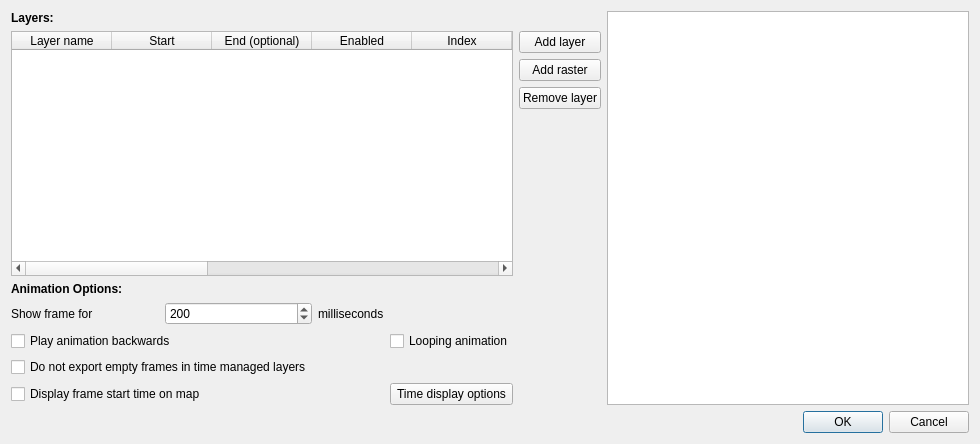
Above: options.ui from anitagraser/TimeManager before the change. Below: the same form after it.
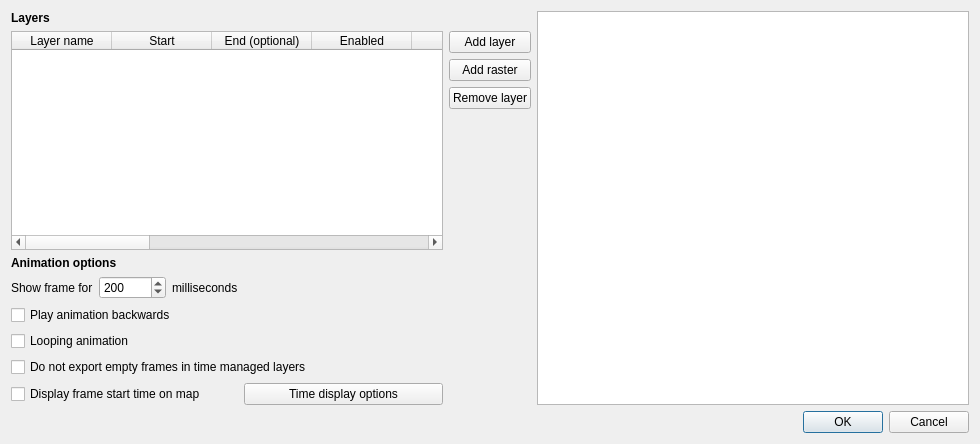
That is the form after the change.

Patch:
```diff
--- a/options.ui
+++ b/options.ui
@@ -130,7 +130,7 @@
         </font>
        </property>
        <property name="text">
-        <string>Layers:</string>
+        <string>Layers</string>
        </property>
       </widget>
      </item>
@@ -143,7 +143,7 @@
         </font>
        </property>
        <property name="text">
-        <string>Animation Options:</string>
+        <string>Animation options</string>
        </property>
       </widget>
      </item>
@@ -156,13 +156,6 @@
      </item>
      <item row="6" column="0">
       <layout class="QGridLayout" name="gridLayout_2">
-       <item row="0" column="0">
-        <widget class="QLabel" name="label_3">
-         <property name="text">
-          <string>Show frame for</string>
-         </property>
-        </widget>
-       </item>
        <item row="0" column="1">
         <widget class="QSpinBox" name="spinBoxFrameLength">
          <property name="minimum">
@@ -183,10 +176,17 @@
          </property>
         </widget>
        </item>
-       <item row="1" column="0" colspan="3">
-        <widget class="QCheckBox" name="checkBoxBackwards">
+       <item row="4" column="0" colspan="3">
+        <widget class="QCheckBox" name="checkBoxLabel">
          <property name="text">
-          <string>Play animation backwards </string>
+          <string>Display frame start time on map</string>
+         </property>
+        </widget>
+       </item>
+       <item row="0" column="0">
+        <widget class="QLabel" name="label_3">
+         <property name="text">
+          <string>Show frame for</string>
          </property>
         </widget>
        </item>
@@ -203,34 +203,34 @@
          </property>
         </spacer>
        </item>
-       <item row="3" column="0" colspan="3">
-        <widget class="QCheckBox" name="checkBoxLabel">
-         <property name="text">
-          <string>Display frame start time on map</string>
-         </property>
-        </widget>
-       </item>
-       <item row="1" column="3">
-        <widget class="QCheckBox" name="checkBoxLoop">
-         <property name="text">
-          <string>Looping animation</string>
-         </property>
-        </widget>
-       </item>
-       <item row="3" column="3">
+       <item row="4" column="3">
         <widget class="QPushButton" name="show_label_options_button">
          <property name="text">
           <string>Time display options</string>
          </property>
         </widget>
        </item>
-       <item row="2" column="0" colspan="2">
+       <item row="3" column="0" colspan="4">
         <widget class="QCheckBox" name="checkBoxDontExportEmpty">
          <property name="text">
           <string>Do not export empty frames in time managed layers</string>
          </property>
         </widget>
        </item>
+       <item row="2" column="0" colspan="4">
+        <widget class="QCheckBox" name="checkBoxLoop">
+         <property name="text">
+          <string>Looping animation</string>
+         </property>
+        </widget>
+       </item>
+       <item row="1" column="0" colspan="4">
+        <widget class="QCheckBox" name="checkBoxBackwards">
+         <property name="text">
+          <string>Play animation backwards </string>
+         </property>
+        </widget>
+       </item>
       </layout>
      </item>
      <item row="0" column="2" rowspan="7">
```
